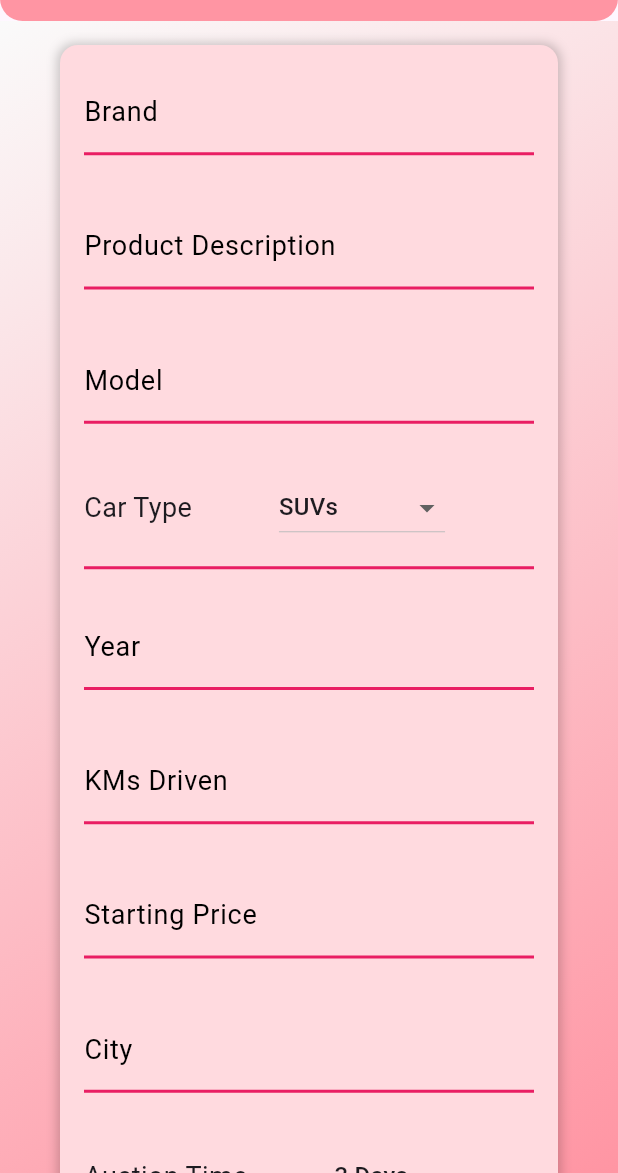
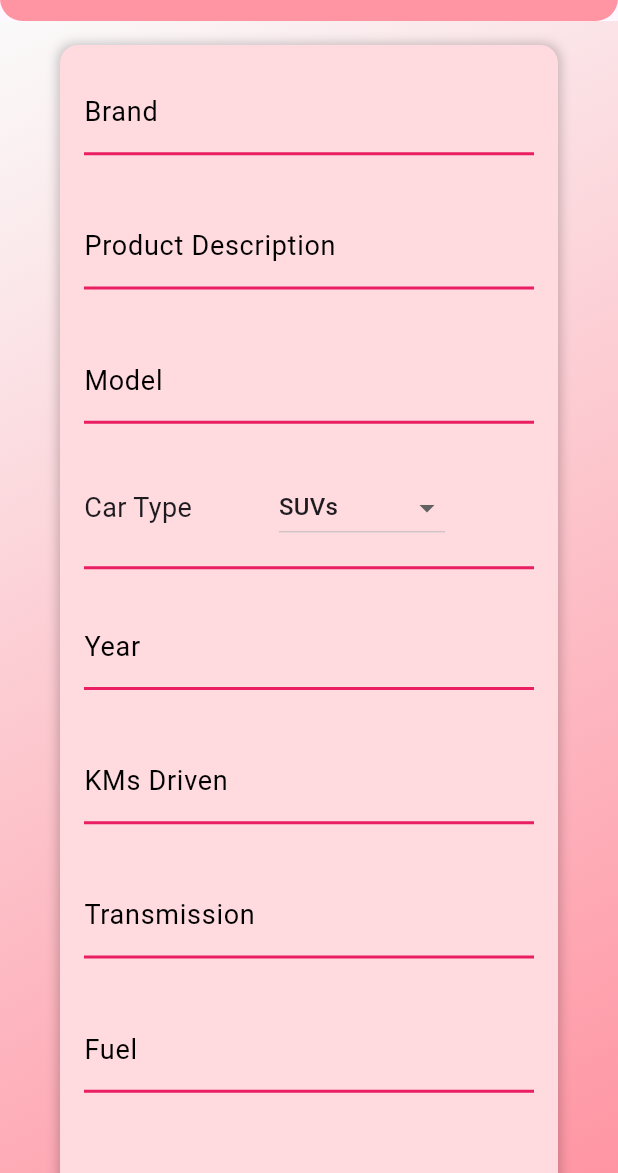
Before and after one commit to Ibad-Musheer-Hussain/Biddy-FYP-Project, a Flutter app: the ContinueAd screen opened by its route, on a phone screen of 412 x 824 dp, the part 63-1236 px from its top. Run offline on Flutter 3.47's test engine with Material 3 defaults, Android fonts, the phone set to English and light mode, and no system bars; our stand-ins replace cloud_firestore, firebase_auth, firebase_core, firebase_database, firebase_messaging, firebase_storage and 7 more; accounts and stored records are empty.

```diff
--- a/lib/ContinueAd.dart
+++ b/lib/ContinueAd.dart
@@ -25,9 +25,11 @@ class _ContinueAdState extends State<ContinueAd> {
   final TextEditingController Year = TextEditingController();
   final TextEditingController model = TextEditingController();
   final TextEditingController price = TextEditingController();
-  final TextEditingController km = TextEditingController();
-  final TextEditingController loc = TextEditingController();
+  final TextEditingController kms = TextEditingController();
+  final TextEditingController city = TextEditingController();
   final TextEditingController description = TextEditingController();
+  final TextEditingController transmission = TextEditingController();
+  final TextEditingController fuel = TextEditingController();
   int selectedDays = 3;
   String titleURL = '';
   List<String> pictureUrls = [];
@@ -74,7 +76,6 @@ class _ContinueAdState extends State<ContinueAd> {
       pictureUrls = adData.pictureUrls;
       print('Title URL: ${adData.titleURL}');
       print('Picture URLs: ${adData.pictureUrls}');
-      // Perform other tasks with the data
     } catch (error) {
       print('Error: $error');
     }
@@ -107,8 +108,12 @@ class _ContinueAdState extends State<ContinueAd> {
         'model': model.text.toString(),
         'year': int.tryParse(Year.text.toString()),
         'price': int.tryParse(price.text.toString()),
+        'kms': int.tryParse(kms.text.toString()),
+        'transmission': transmission.text.toString(),
         'pics': pictureUrls,
+        'city': city.text.toString(),
         'id': documentId,
+        'fuel': fuel.text.toString(),
         'description': description.text.toString(),
         'collectionValue': CollectionValue,
         'timestamp': timestampMillis, // Use Timestamp object
@@ -311,8 +316,18 @@ class _ContinueAdState extends State<ContinueAd> {
                               obscureText: false,
                             ),
                             NumberField(
-                              textEditingController: km,
+                              textEditingController: kms,
                               hintText: "KMs Driven",
+                              obscureText: false,
+                            ),
+                            LoginTextField(
+                              textEditingController: transmission,
+                              hintText: "Transmission",
+                              obscureText: false,
+                            ),
+                            LoginTextField(
+                              textEditingController: fuel,
+                              hintText: "Fuel",
                               obscureText: false,
                             ),
                             NumberField(
@@ -321,7 +336,7 @@ class _ContinueAdState extends State<ContinueAd> {
                               obscureText: false,
                             ),
                             LoginTextField(
-                              textEditingController: loc,
+                              textEditingController: city,
                               hintText: "City",
                               obscureText: false,
                             ),
--- a/lib/List/Product.dart
+++ b/lib/List/Product.dart
@@ -7,7 +7,11 @@ class Product {
   final String id;
   final String collectionValue;
   final String description;
+  final String fuel;
+  final String transmission;
+  final String city;
   int year;
+  int kms;
   int price;
   int timestamp;
   int timestamp2;
@@ -19,9 +23,13 @@ class Product {
       required this.title,
       required this.id,
       required this.price,
+      required this.kms,
+      required this.city,
+      required this.transmission,
       required this.collectionValue,
       required this.timestamp,
       required this.description,
+      required this.fuel,
       required this.timestamp2,
       required this.uploadedImageUrls});
 
@@ -40,6 +48,10 @@ class Product {
         title: castedData['title'],
         uploadedImageUrls: uploadedImageUrls,
         id: castedData['id'],
+        fuel: castedData['fuel'],
+        city: castedData['city'],
+        transmission: castedData['transmission'],
+        kms: castedData['kms'],
         collectionValue: castedData['collectionValue'],
         timestamp: castedData['timestamp'],
         description: castedData['description'],
@@ -56,6 +68,10 @@ List<Product> Sedans = [
       uploadedImageUrls: [],
       title: '',
       id: " ",
+      fuel: '',
+      city: "Karachi",
+      transmission: "Automatic",
+      kms: 123,
       timestamp: 123,
       timestamp2: 123,
       collectionValue: '',
@@ -70,6 +86,10 @@ List<Product> PowerTools = [
       year: 49,
       uploadedImageUrls: [],
       title: '',
+      fuel: '',
+      city: "Karachi",
+      transmission: "Automatic",
+      kms: 123,
       timestamp: 123,
       timestamp2: 123,
       description: '',
```
Also changed, not shown: lib/AdOpened.dart (+25 -21 lines), lib/MainScreen.dart (+12 -11 lines), lib/PickImagesForAd.dart (+17 -0 lines), lib/Signing.dart (+4 -5 lines).
